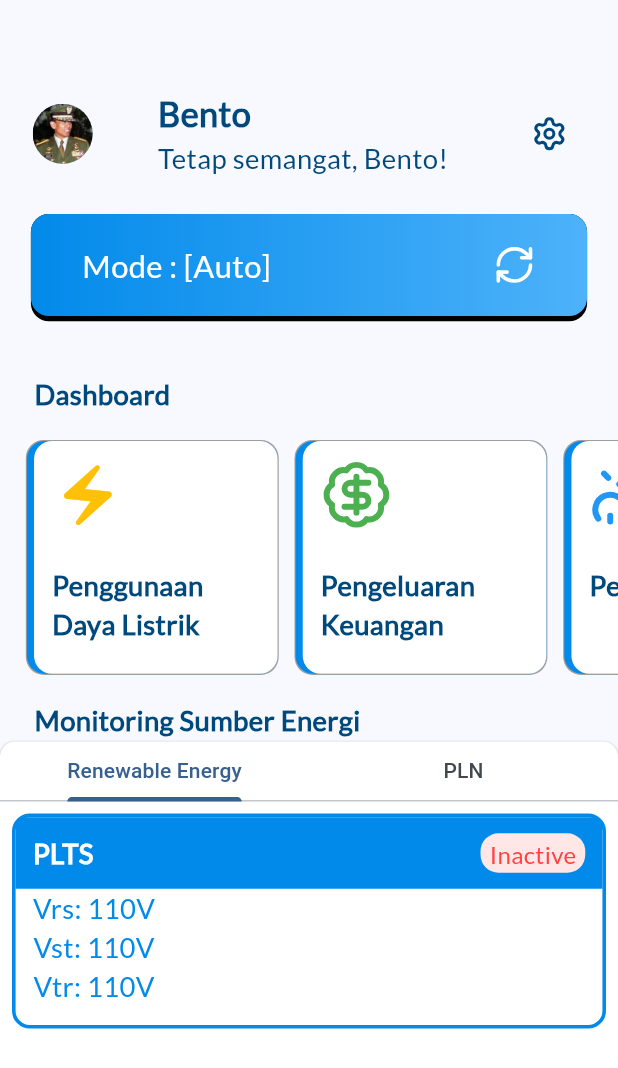
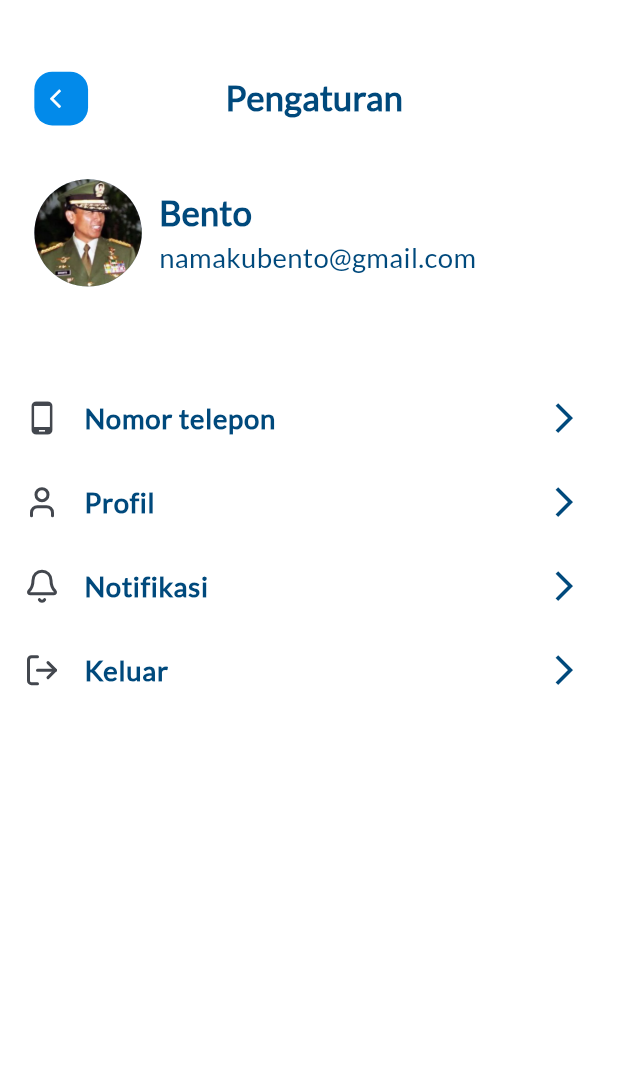
Before and after one commit to neorock07/smartgrid, a Flutter app: the Home screen opened directly, after a tap on an icon or button, on a phone screen of 412 x 824 dp. Shown: the top 1068 px of the screen. Run offline on Flutter 3.47's test engine with Material 2 defaults, Android fonts, the phone set to English and light mode, and no system bars; our stand-ins replace firebase_core, flutter_screenutil, get, lucide_icons; accounts and stored records are empty.

Commit message:
add: pengaturan + profile

```diff
--- /dev/null
+++ b/lib/Partials/Button/BackButton.dart
@@ -0,0 +1,24 @@
+import 'package:flutter/material.dart';
+import 'package:flutter_screenutil/flutter_screenutil.dart';
+
+Widget KembaliButton(
+  BuildContext context, {
+  required Function() onTap,
+}) {
+  return Container(
+    height: 30.dm,
+    width: 30.dm,
+    decoration: BoxDecoration(
+        color: Color.fromRGBO(2, 138, 234, 1),
+        borderRadius: BorderRadius.circular(10.dm)),
+    child: Center(
+      child: IconButton(
+          onPressed: onTap,
+          icon: Icon(
+            Icons.arrow_back_ios,
+            color: Colors.white,
+            size: 15,
+          )),
+    ),
+  );
+}
--- a/lib/View/Home.dart
+++ b/lib/View/Home.dart
@@ -5,6 +5,7 @@ import 'package:smartgrid/Partials/Card/CardMode.dart';
 import 'package:smartgrid/Partials/Card/DashboardCard.dart';
 import 'package:smartgrid/View/ListEnergy.dart';
 import 'package:smartgrid/View/ListPLN.dart';
+import 'package:smartgrid/View/Pengaturan.dart';
 
 class Home extends StatefulWidget {
   const Home({Key? key}) : super(key: key);
@@ -68,7 +69,9 @@ class _HomeState extends State<Home> with TickerProviderStateMixin {
                     ],
                   ),
                   IconButton(
-                      onPressed: () {},
+                      onPressed: () {
+                        Navigator.push(context, MaterialPageRoute(builder: (context)=> Pengaturan()));
+                      },
                       icon: Icon(
                         LucideIcons.settings,
                         color: Color.fromRGBO(0, 73, 124, 1),
--- /dev/null
+++ b/lib/View/Pengaturan.dart
@@ -0,0 +1,136 @@
+import 'package:flutter/material.dart';
+import 'package:flutter_screenutil/flutter_screenutil.dart';
+import 'package:lucide_icons/lucide_icons.dart';
+import 'package:smartgrid/Partials/Button/BackButton.dart';
+import 'package:smartgrid/View/Login.dart';
+import 'package:smartgrid/View/Profile.dart';
+
+class Pengaturan extends StatefulWidget {
+  const Pengaturan({Key? key}) : super(key: key);
+
+  @override
+  _PengaturanState createState() => _PengaturanState();
+}
+
+class _PengaturanState extends State<Pengaturan> {
+  /**
+   * untuk list widget pengaturan
+   *
+   */
+  List<dynamic> data_item = [
+    {
+      'name' : 'Nomor telepon',
+      'icon' : Icons.phone_android,
+      'go' : Login()
+    },
+    {
+      'name' : 'Profil',
+      'icon' : LucideIcons.user,
+      'go' : Profile(),
+    },
+    {
+      'name' : 'Notifikasi',
+      'icon' : LucideIcons.bell,
+      'go' : Login(),
+    },
+    {
+      'name' : 'Keluar',
+      'icon' : LucideIcons.logOut,
+      'go' : Login(),
+    },
+  ];
+
+  @override
+  Widget build(BuildContext context) {
+    return Scaffold(
+      backgroundColor: Colors.white,
+      body: Column(
+        children: [
+          SizedBox(
+            height: 40.h,
+          ),
+          Row(
+            mainAxisAlignment: MainAxisAlignment.start,
+            children: [
+              Padding(
+                padding: EdgeInsets.only(left: 20.w, right: 80.w),
+                child: KembaliButton(context, onTap: () {Navigator.pop(context);}),
+              ),
+              Center(
+                child: Align(
+                  alignment: Alignment.center,
+                  child: Text(
+                    "Pengaturan",
+                    style: TextStyle(
+                        fontFamily: "Lato",
+                        fontSize: 20.sp,
+                        fontWeight: FontWeight.bold,
+                        color: Color.fromRGBO(0, 73, 124, 1)),
+                  ),
+                ),
+              )
+            ],
+          ),
+
+          Padding(
+            padding: EdgeInsets.only(left:20.w, top: 30.h),
+            child: Row(
+              mainAxisAlignment: MainAxisAlignment.start,
+              children: [
+                CircleAvatar(
+                  radius: 30.dm,
+                  backgroundImage: AssetImage("assets/images/man_21.webp"),
+                ),
+                SizedBox(width: 10.w,),
+                Column(
+                  crossAxisAlignment: CrossAxisAlignment.start,
+                  children: [
+                    Text(
+                      "Bento",
+                      style: TextStyle(
+                          color: Color.fromRGBO(0, 73, 124, 1),
+                          fontFamily: "Lato",
+                          fontWeight: FontWeight.bold,
+                          fontSize: 20.sp),
+                    ),
+
+                    Text(
+                      "namakubento@gmail.com",
+                      style: TextStyle(
+                          color: Color.fromRGBO(0, 73, 124, 1),
+                          fontFamily: "Lato",
+                          fontWeight: FontWeight.normal,
+                          fontSize: 16.sp),
+                    ),
+                  ],
+                ),
+              ],
+            ),
+          ),
+          SizedBox(height: 50.h,),
+          Container(
+            height: MediaQuery.of(context).size.height * 0.6,
+            width: MediaQuery.of(context).size.width,
+            child: ListView.builder(
+              itemCount: data_item.length ,
+              itemBuilder: ((context, index) {
+                return InkWell(
+                  onTap: () => Navigator.push(context, MaterialPageRoute(builder: (context)=> data_item[index]['go'])),
+                  child: ListTile(
+                    leading: Icon(data_item[index]['icon']),
+                    title: Text(data_item[index]['name'], style: TextStyle(
+                      color: Color.fromRGBO(0, 73, 124, 1),
+                      fontFamily: "Lato",
+                      fontSize: 16.sp,
+                      fontWeight: FontWeight.bold
+                    ),),
+                    trailing: Icon(Icons.arrow_forward_ios, color: Color.fromRGBO(0, 73, 124, 1), size: 20.dm,),
+                  ),
+                );
+              })),
+          )
+        ],
+      ),
+    );
+  }
+}
```
Also changed, not shown: lib/View/Profile.dart (added, +131 -0 lines).
